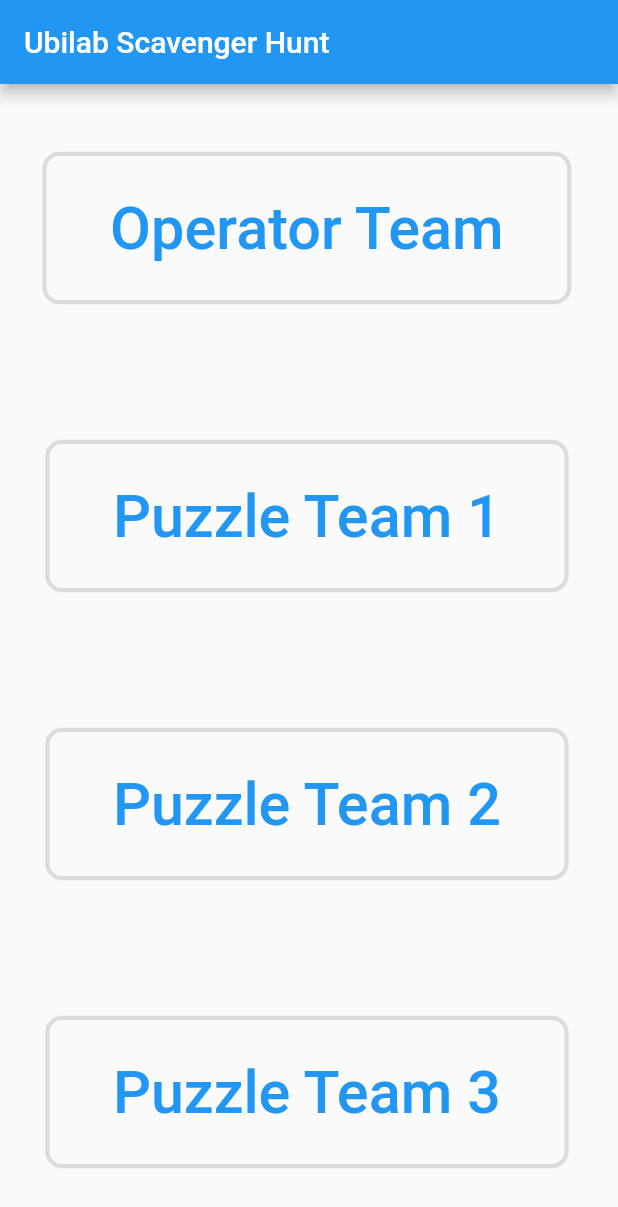
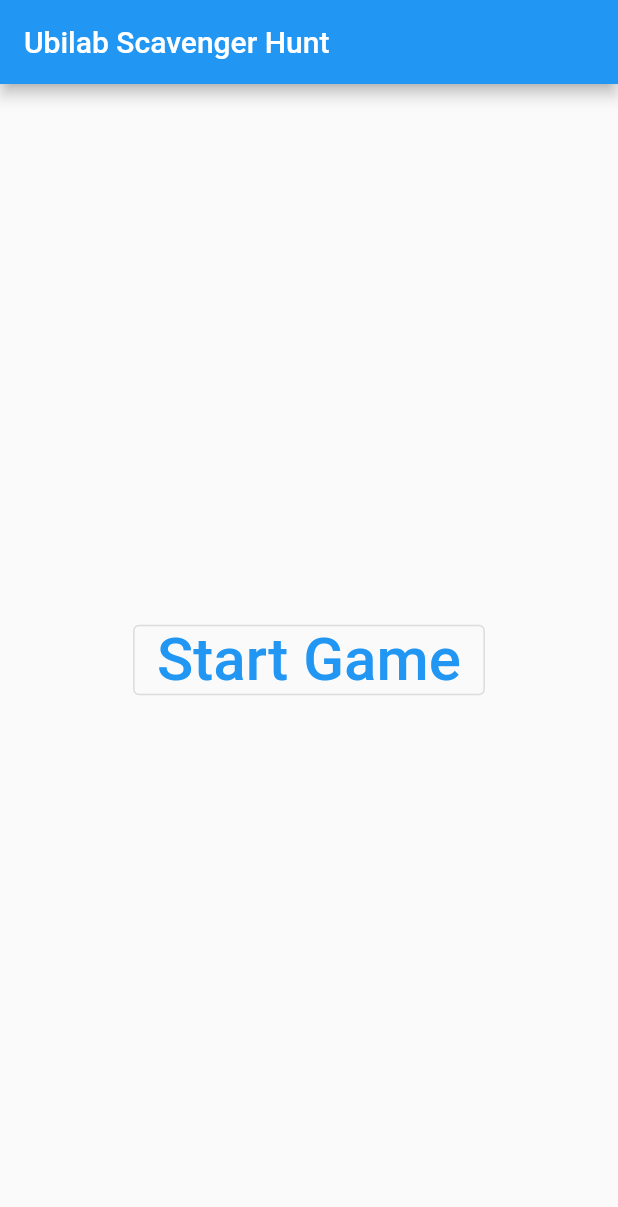
Before and after one commit to ubilab-ws20/puzzle1, a Flutter app: the screen it shows after launch, on a phone screen of 412 x 824 dp. Shown: the top 1207 px of the screen. Run offline on Flutter 3.47's test engine with Material 2 defaults, Android fonts, the phone set to English and light mode, and no system bars; our stand-ins replace flutter_map, latlong; missing offline and left inert: user_location.

```diff
--- a/lib/main.dart
+++ b/lib/main.dart
@@ -1,99 +1,47 @@
-// Copyright 2018 The Flutter team. All rights reserved.
-// Use of this source code is governed by a BSD-style license that can be
-// found in the LICENSE file.
+import 'package:flutter/material.dart';
+import 'framework/framework.dart';
 
-import 'package:flutter/material.dart';
-import 'gameMainScreen.dart';
+// TODO:
+// - Ask if game really wants to be quitted
+// - Add input for player information
+// - Create framework class for handling the game logic
+// - Create state machine to guide through the game
 
-void main() {
-  runApp(MyApp());
-}
+void main() => runApp(MyApp());
 
 class MyApp extends StatelessWidget {
   @override
   Widget build(BuildContext context) {
     return MaterialApp(
-      title: 'Ubilab Scavenger Hunt',
-      home: Home(),
+      title: "Ubilab Scavenger Hunt",
+      home: StartScreen(),
     );
   }
 }
 
-class Home extends StatelessWidget {
+class StartScreen extends StatelessWidget {
   @override
   Widget build(BuildContext context) {
     return Scaffold(
-      appBar: AppBar(title: Text('Ubilab Scavenger Hunt')),
-      body: Column(
-        children: <Widget>[
-          Expanded(
-            child: FittedBox(
-              fit: BoxFit.fill,
-              child: Container(
-                margin: const EdgeInsets.all(10.0),
-                child: OutlinedButton(
-                  child: Text('Operator Team'),
-                  onPressed: () { pushOperatorTeam(context); },
-                ),
-              ),
+      appBar: AppBar(title: Text("Ubilab Scavenger Hunt")),
+      body: Center(
+        child: OutlinedButton(
+          child: Text(
+            "Start Game",
+            style: TextStyle(fontSize: 40),
             ),
-          ),
-          Expanded(
-            child: FittedBox(
-              fit: BoxFit.fill,
-              child: Container(
-                margin: const EdgeInsets.all(10.0),
-                child: OutlinedButton(
-                  child: Text('Puzzle Team 1'),
-                  onPressed: () { pushPuzzleTeam1(context); },
-                ),
-              ),
-            ),
-          ),
-          Expanded(
-            child: FittedBox(
-              fit: BoxFit.fill,
-              child: Container(
-                margin: const EdgeInsets.all(10.0),
-                child: OutlinedButton(
-                  child: Text('Puzzle Team 2'),
-                  onPressed: () { pushPuzzleTeam2(context); },
-                ),
-              ),
-            ),
-          ),
-          Expanded(
-            child: FittedBox(
-              fit: BoxFit.fill,
-              child: Container(
-                margin: const EdgeInsets.all(10.0),
-                child: OutlinedButton(
-                  child: Text('Puzzle Team 3'),
-                  onPressed: () { pushPuzzleTeam3(context); },
-                ),
-              ),
-            ),
-          ),
-        ],
+          onPressed: () { this.startGame(context); },
+        ),
       )
     );
   }
 
-  void pushOperatorTeam(BuildContext context) {
-  }
-
-  void pushPuzzleTeam1(BuildContext context) {
+  void startGame(BuildContext context) {
     Navigator.of(context).push(
       MaterialPageRoute<void>(
           builder: (BuildContext context) {
-            return GameMap();
+            return GameMainScreen();
       })
     );
   }
-
-  void pushPuzzleTeam2(BuildContext context) {
-  }
-
-  void pushPuzzleTeam3(BuildContext context) {
-  }
 }
```
Also changed, not shown: lib/framework/framework.dart (added, +151 -0 lines), lib/framework/storyWidget.dart (added, +90 -0 lines), lib/gameMainScreen.dart (deleted, +0 -56 lines), lib/puzzle_1/puzzle1.dart (added, +19 -0 lines), lib/puzzle_2/puzzle2.dart (added, +19 -0 lines), lib/puzzle_3/puzzle3.dart (added, +19 -0 lines), lib/puzzle_base/puzzleBase.dart (added, +15 -0 lines), 1 other file.
